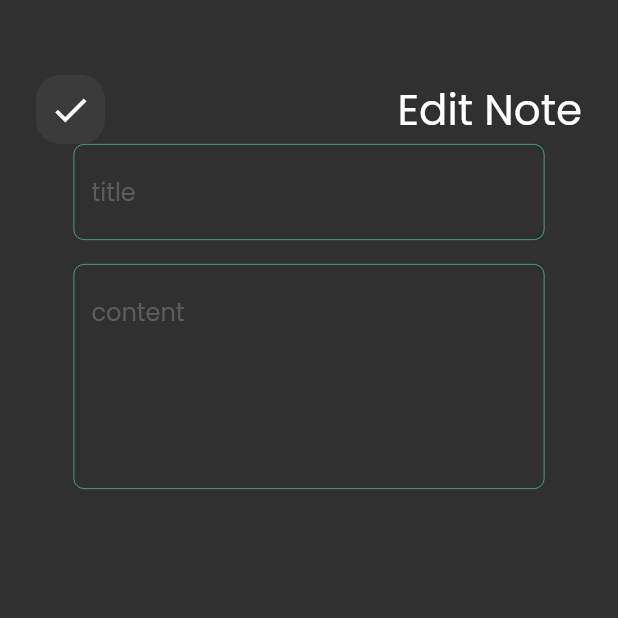
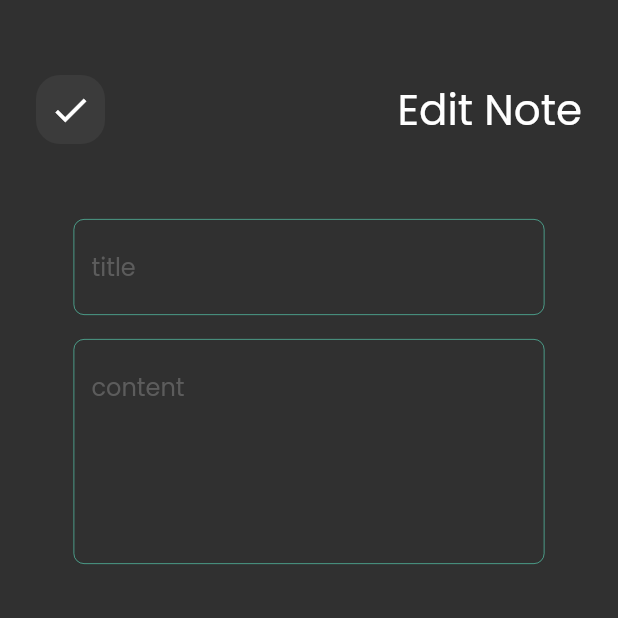
Before and after one commit to adhamAbuAllan/my_note_app, a Flutter app: the EditNoteView screen opened directly, on a phone screen of 412 x 824 dp, the top half of it. Run offline on Flutter 3.47's test engine with Material 2 defaults, Android fonts, the phone set to English and light mode, and no system bars; our stand-ins replace font_awesome_flutter.

Commit message:
first commit

```diff
--- a/lib/widgets/edit_note_view_body.dart
+++ b/lib/widgets/edit_note_view_body.dart
@@ -11,8 +11,9 @@ class EditNoteViewBody extends StatelessWidget {
       child:  Column(
 
         children:[
-          SizedBox(height: 50),CustomAppBar(icon: Icons.check, title: 'Edit Note',)
-          ,CustomTextField(hint: "title",),
+          SizedBox(height: 50),CustomAppBar(icon: Icons.check, title: 'Edit Note',),
+          SizedBox(height: 50),
+          CustomTextField(hint: "title",),
           SizedBox(height: 16,),
           CustomTextField(hint: "content",maxLines: 5),],
 
```
Also changed, not shown: pubspec.yaml (+6 -8 lines), pubspec.lock.
